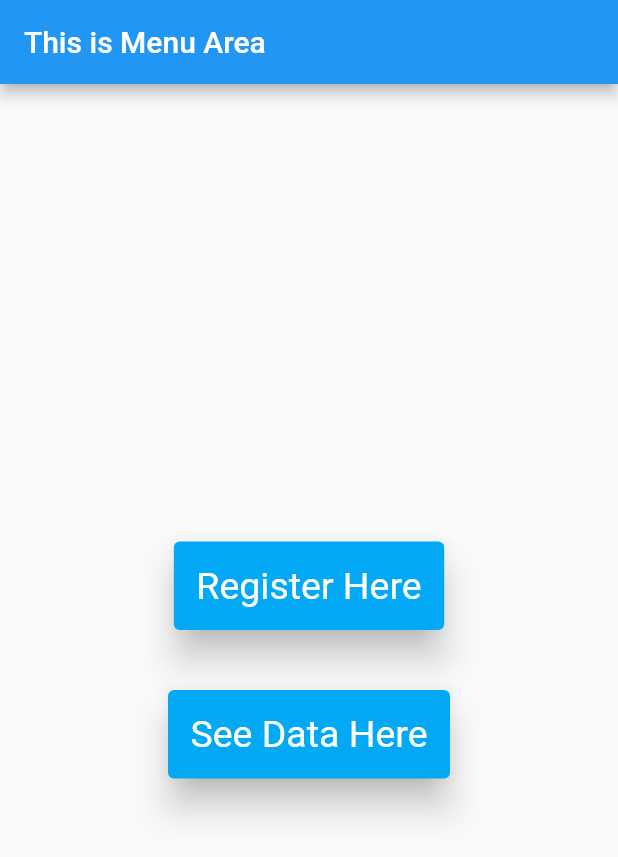
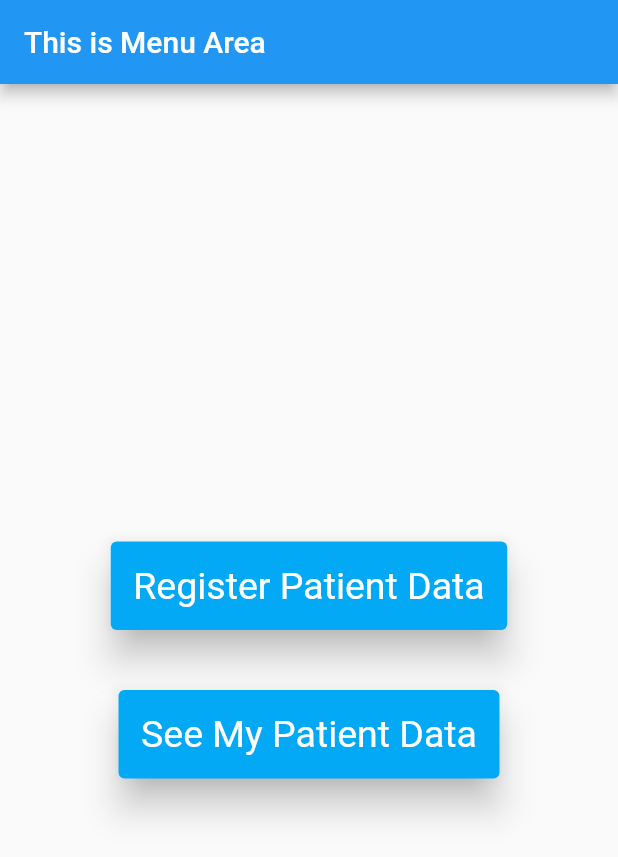
Before and after one commit to Dionysius7/getx_testing, a Flutter app: the screen it shows after launch, on a phone screen of 412 x 824 dp. Shown: the top 857 px of the screen. Run offline on Flutter 3.47's test engine with Material 2 defaults, Android fonts, the phone set to English and light mode, and no system bars; our stand-ins replace get.

Commit message:
Modified Register and Read Patient Data to be more OOP

```diff
--- a/lib/controllers/patient_data_controller.dart
+++ b/lib/controllers/patient_data_controller.dart
@@ -9,7 +9,7 @@ class PatientDataController extends GetxController {
   var patient = <UserModel>[].obs;
   var service = new Service();
   var constant = new Const();
-  var phrId = "JvtX529DroHAzhDpHsQV";
+  var phrId = "BbRlILUcjl5LxYBRf2um";
 
   @override
   void onInit() {
--- a/lib/views/main_page.dart
+++ b/lib/views/main_page.dart
@@ -27,7 +27,7 @@ class MainPage extends StatelessWidget {
                       primary: Colors.lightBlue,
                       padding: EdgeInsets.all(15),
                     ),
-                    child: Text("Register Here")),
+                    child: Text("Register Patient Data")),
               ),
               Container(
                 margin: EdgeInsets.all(20),
@@ -52,7 +52,7 @@ class MainPage extends StatelessWidget {
                       primary: Colors.lightBlue,
                       padding: EdgeInsets.all(15),
                     ),
-                    child: Text("See Data Here")),
+                    child: Text("See My Patient Data")),
               ),
             ],
           ),
```
Also changed, not shown: lib/controllers/register_patient_controller.dart (added, +25 -0 lines), lib/views/register_page.dart (+5 -10 lines).
